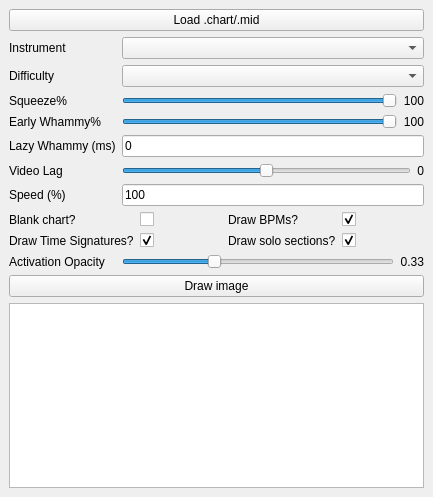
This is gui/mainwindow.ui in GenericMadScientist/CHOpt as Qt 5 draws it before an edit. The edited form follows.
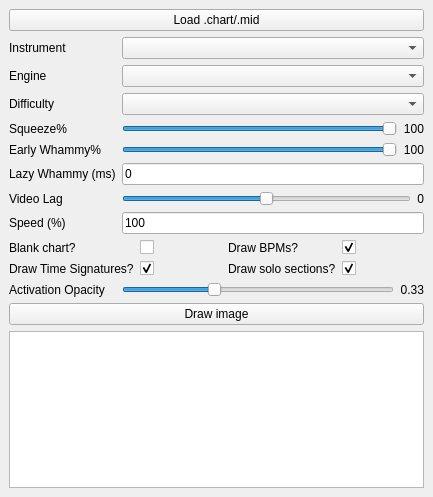
This is the edited form.

Commit message: Add engine choice to GUI

Diff of the .ui file:
```diff
--- a/gui/mainwindow.ui
+++ b/gui/mainwindow.ui
@@ -40,24 +40,24 @@
       <item row="1" column="1">
        <widget class="QComboBox" name="instrumentComboBox"/>
       </item>
-      <item row="2" column="0">
+      <item row="3" column="0">
        <widget class="QLabel" name="label_4">
         <property name="text">
          <string>Difficulty</string>
         </property>
        </widget>
       </item>
-      <item row="2" column="1">
+      <item row="3" column="1">
        <widget class="QComboBox" name="difficultyComboBox"/>
       </item>
-      <item row="3" column="0">
+      <item row="4" column="0">
        <widget class="QLabel" name="label_5">
         <property name="text">
          <string>Squeeze%</string>
         </property>
        </widget>
       </item>
-      <item row="3" column="1">
+      <item row="4" column="1">
        <layout class="QHBoxLayout" name="horizontalLayout">
         <item>
          <widget class="QSlider" name="squeezeSlider">
@@ -90,14 +90,14 @@
         </item>
        </layout>
       </item>
-      <item row="4" column="0">
+      <item row="5" column="0">
        <widget class="QLabel" name="label_6">
         <property name="text">
          <string>Early Whammy%</string>
         </property>
        </widget>
       </item>
-      <item row="4" column="1">
+      <item row="5" column="1">
        <layout class="QHBoxLayout" name="horizontalLayout_2">
         <item>
          <widget class="QSlider" name="earlyWhammySlider">
@@ -130,56 +130,56 @@
         </item>
        </layout>
       </item>
-      <item row="5" column="0">
+      <item row="6" column="0">
        <widget class="QLabel" name="label">
         <property name="text">
          <string>Lazy Whammy (ms)</string>
         </property>
        </widget>
       </item>
-      <item row="5" column="1">
+      <item row="6" column="1">
        <widget class="QLineEdit" name="lazyWhammyLineEdit">
         <property name="text">
          <string>0</string>
         </property>
        </widget>
       </item>
-      <item row="10" column="0" colspan="2">
+      <item row="11" column="0" colspan="2">
        <widget class="QPushButton" name="findPathButton">
         <property name="text">
          <string>Draw image</string>
         </property>
        </widget>
       </item>
-      <item row="11" column="0" colspan="2">
+      <item row="12" column="0" colspan="2">
        <widget class="QTextEdit" name="messageBox">
         <property name="readOnly">
          <bool>true</bool>
         </property>
        </widget>
       </item>
-      <item row="7" column="0">
+      <item row="8" column="0">
        <widget class="QLabel" name="label_10">
         <property name="text">
          <string>Speed (%)</string>
         </property>
        </widget>
       </item>
-      <item row="7" column="1">
+      <item row="8" column="1">
        <widget class="QLineEdit" name="speedLineEdit">
         <property name="text">
          <string>100</string>
         </property>
        </widget>
       </item>
-      <item row="6" column="0">
+      <item row="7" column="0">
        <widget class="QLabel" name="label_11">
         <property name="text">
          <string>Video Lag</string>
         </property>
        </widget>
       </item>
-      <item row="6" column="1">
+      <item row="7" column="1">
        <layout class="QHBoxLayout" name="horizontalLayout_3">
         <item>
          <widget class="QSlider" name="videoLagSlider">
@@ -206,14 +206,14 @@
         </item>
        </layout>
       </item>
-      <item row="9" column="0">
+      <item row="10" column="0">
        <widget class="QLabel" name="label_12">
         <property name="text">
          <string>Activation Opacity</string>
         </property>
        </widget>
       </item>
-      <item row="9" column="1">
+      <item row="10" column="1">
        <layout class="QHBoxLayout" name="horizontalLayout_4">
         <item>
          <widget class="QSlider" name="opacitySlider">
@@ -240,7 +240,7 @@
         </item>
        </layout>
       </item>
-      <item row="8" column="0" colspan="2">
+      <item row="9" column="0" colspan="2">
        <layout class="QGridLayout" name="gridLayout_2">
         <item row="0" column="2">
          <widget class="QLabel" name="label_2">
@@ -312,6 +312,16 @@
         </item>
        </layout>
       </item>
+      <item row="2" column="0">
+       <widget class="QLabel" name="label_13">
+        <property name="text">
+         <string>Engine</string>
+        </property>
+       </widget>
+      </item>
+      <item row="2" column="1">
+       <widget class="QComboBox" name="engineComboBox"/>
+      </item>
      </layout>
     </item>
    </layout>
```
The commit also changes 1 other file.
